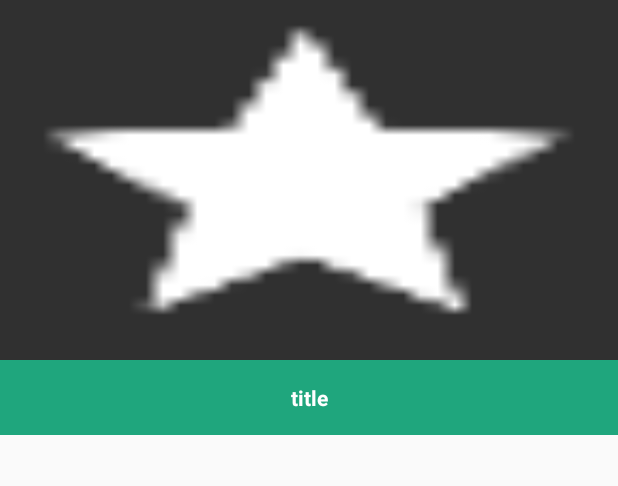
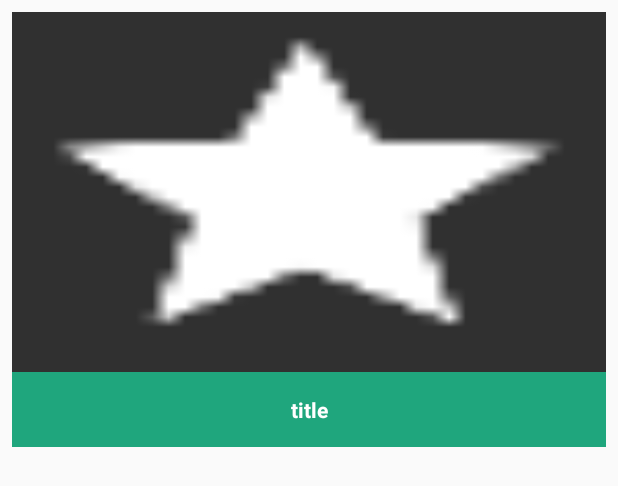
Before and after one commit to rorogarcete/TestRappiApp, an Android app: the layout item_movie_popular.xml on its own in the app's theme, with its tools: preview values and no code run, on a phone screen of 412 x 824 dp. Shown: the top 486 px of the screen. Run offline under Robolectric (Android 15) with nearby library versions, the phone set to English and light mode, and no system bars.

Commit message:
Minors refactors in UI

```diff
--- a/app/src/main/res/layout/activity_movie_detail.xml
+++ b/app/src/main/res/layout/activity_movie_detail.xml
@@ -4,12 +4,10 @@
   xmlns:tools="http://schemas.android.com/tools">
 
   <data>
-    <variable
-      name="movie"
+    <variable name="movie"
       type="com.prestosoftware.test.rappi.models.entity.Movie" />
 
-    <variable
-      name="viewModel"
+    <variable name="viewModel"
       type="com.prestosoftware.test.rappi.ui.movie.detail.MovieDetailViewModel" />
   </data>
 
--- a/app/src/main/res/layout/fragment_popular_movie.xml
+++ b/app/src/main/res/layout/fragment_popular_movie.xml
@@ -4,7 +4,6 @@
   xmlns:tools="http://schemas.android.com/tools">
 
   <data>
-
     <variable
       name="viewModel"
       type="com.prestosoftware.test.rappi.ui.main.MainActivityViewModel" />
--- a/app/src/main/res/layout/fragment_top_movie.xml
+++ b/app/src/main/res/layout/fragment_top_movie.xml
@@ -4,7 +4,6 @@
   xmlns:tools="http://schemas.android.com/tools">
 
   <data>
-
     <variable
       name="viewModel"
       type="com.prestosoftware.test.rappi.ui.main.MainActivityViewModel" />
--- a/app/src/main/res/layout/fragment_upcoming_movie.xml
+++ b/app/src/main/res/layout/fragment_upcoming_movie.xml
@@ -4,7 +4,6 @@
   xmlns:tools="http://schemas.android.com/tools">
 
   <data>
-
     <variable
       name="viewModel"
       type="com.prestosoftware.test.rappi.ui.main.MainActivityViewModel" />
--- a/app/src/main/res/layout/item_movie_popular.xml
+++ b/app/src/main/res/layout/item_movie_popular.xml
@@ -5,6 +5,7 @@
   android:layout_height="290dp"
   android:foreground="?attr/selectableItemBackground"
   android:orientation="vertical"
+  android:layout_margin="@dimen/default_margin"
   tools:background="@color/background">
 
   <ImageView
@@ -12,6 +13,7 @@
     android:layout_width="match_parent"
     android:layout_height="240dp"
     android:scaleType="fitXY"
+    android:contentDescription="@string/app_name"
     tools:src="@drawable/ic_star_white_24dp" />
 
   <RelativeLayout
--- a/app/src/main/res/layout/item_movie_top.xml
+++ b/app/src/main/res/layout/item_movie_top.xml
@@ -5,6 +5,7 @@
   android:layout_height="290dp"
   android:foreground="?attr/selectableItemBackground"
   android:orientation="vertical"
+  android:layout_margin="@dimen/default_margin"
   tools:background="@color/background">
 
   <ImageView
--- a/app/src/main/res/layout/item_poster.xml
+++ b/app/src/main/res/layout/item_poster.xml
@@ -5,6 +5,7 @@
   android:layout_height="290dp"
   android:foreground="?attr/selectableItemBackground"
   android:orientation="vertical"
+  android:layout_margin="@dimen/default_margin"
   tools:background="@color/background">
 
   <ImageView
--- a/app/src/main/res/layout/item_video.xml
+++ b/app/src/main/res/layout/item_video.xml
@@ -17,6 +17,7 @@
       android:id="@+id/item_video_cover"
       android:layout_width="match_parent"
       android:layout_height="match_parent"
+      android:contentDescription="@string/app_name"
       android:scaleType="centerCrop" />
 
     <ImageView
@@ -24,6 +25,7 @@
       android:layout_height="20dp"
       android:layout_centerInParent="true"
       android:scaleType="fitXY"
+      android:contentDescription="@string/app_name"
       android:src="@drawable/icon_youtube" />
 
     <RelativeLayout
--- a/app/src/main/res/layout/layout_movie_detail_body.xml
+++ b/app/src/main/res/layout/layout_movie_detail_body.xml
@@ -26,7 +26,7 @@
       android:layout_width="match_parent"
       android:layout_height="wrap_content"
       android:layout_marginTop="23dp"
-      android:text="Trailers"
+      android:text="@string/txt_trailers"
       android:textColor="@color/white"
       android:textSize="20sp"
       android:textStyle="bold"
@@ -47,7 +47,7 @@
       android:layout_width="match_parent"
       android:layout_height="wrap_content"
       android:layout_marginTop="23dp"
-      android:text="Summary"
+      android:text="@string/txt_summary"
       android:textColor="@color/white"
       android:textSize="20sp"
       android:textStyle="bold" />
```
